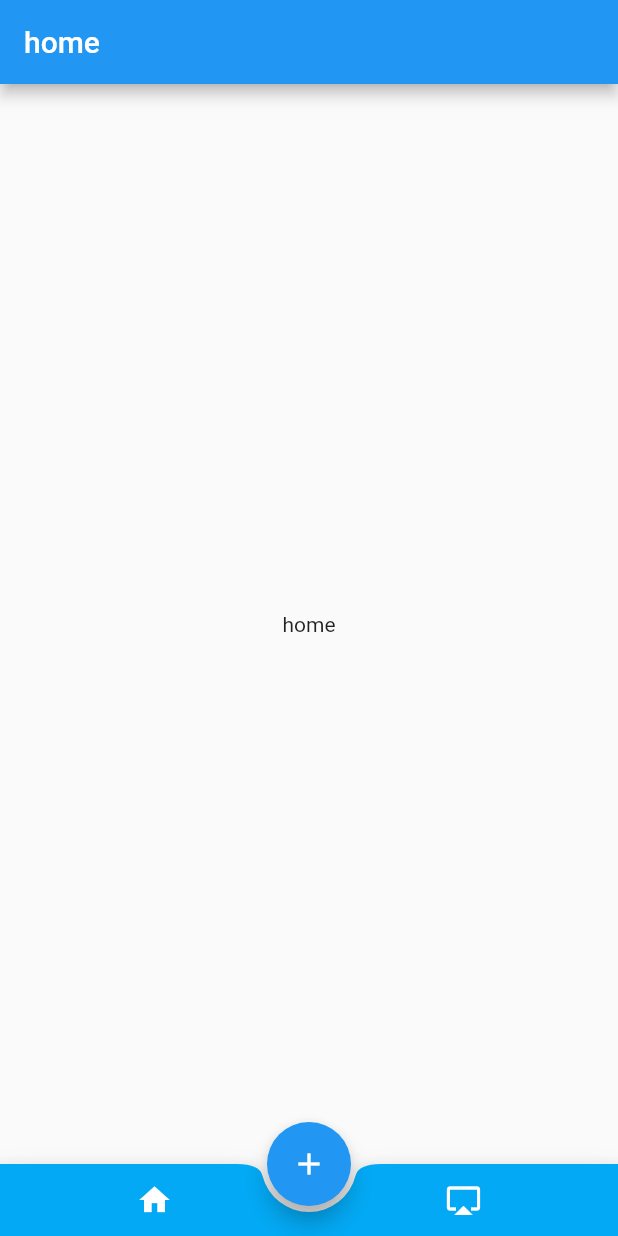
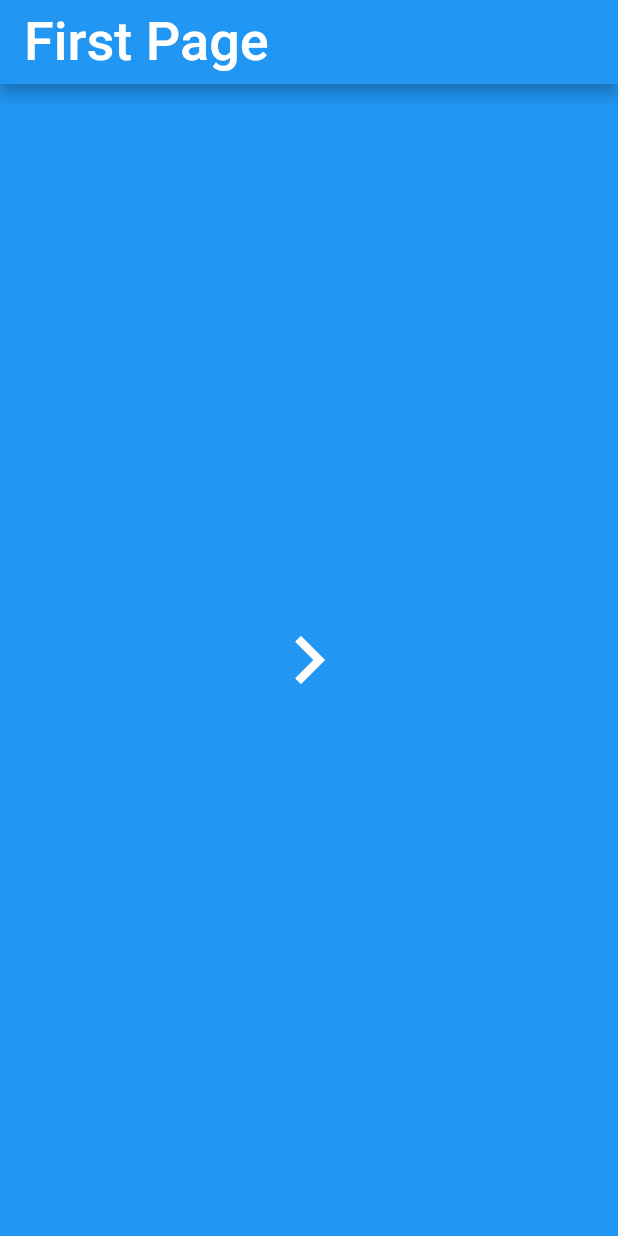
Before and after one commit to starlikerain/flutter_Demos, a Flutter app: the screen it shows after launch, on a phone screen of 412 x 824 dp. Run offline on Flutter 3.47's test engine with Material 2 defaults, Android fonts, the phone set to English and light mode, and no system bars.

Commit message:
APP 路由配置的方法snippet

```diff
--- a/lib/bottomAppBarDemo.dart
+++ /dev/null
@@ -1,86 +0,0 @@
-import 'package:flutter/material.dart';
-import 'each_view.dart';
-
-class BottomAppBarDemo extends StatefulWidget {
-  @override
-  _BottomAppBarDemoState createState() => _BottomAppBarDemoState();
-}
-
-class _BottomAppBarDemoState extends State<BottomAppBarDemo> {
-  List<Widget> _eachView = List();
-
-  int _index = 0;
-
-  @override
-  void initState() {
-    _eachView..add(EachView('home'))..add(EachView('page'));
-    super.initState();
-  }
-
-  @override
-  Widget build(BuildContext context) {
-    return Scaffold(
-      body: _eachView[_index],
-      floatingActionButtonLocation: FloatingActionButtonLocation.centerDocked,
-      floatingActionButton: FloatingActionButton(
-        onPressed: () {
-          Navigator.of(context)
-              .push(MaterialPageRoute(builder: (BuildContext context) {
-            return EachView('new page');
-          }));
-        },
-        tooltip: '按钮提示',
-        child: Icon(
-          Icons.add,
-          color: Colors.white,
-        ),
-      ),
-      bottomNavigationBar: BottomAppBar(
-        color: Colors.lightBlue,
-        shape: CircularNotchedRectangle(),
-        child: Row(
-          mainAxisSize: MainAxisSize.max,
-          mainAxisAlignment: MainAxisAlignment.spaceAround,
-          children: <Widget>[
-            IconButton(
-              icon: Icon(Icons.home),
-              color: Colors.white,
-              onPressed: () {
-                setState(() {
-                  _index = 0;
-                });
-              },
-            ),
-//            IconButton(
-//              icon: Icon(Icons.file_download),
-//              color: Colors.white,
-//              onPressed: () {
-//                setState(() {
-//                  _index = 1;
-//                });
-//              },
-//            ),
-//            IconButton(
-//              icon: Icon(Icons.file_download),
-//              color: Colors.white,
-//              onPressed: () {
-//                setState(() {
-//                  _index = 1;
-//                });
-//              },
-//            ),
-            IconButton(
-              icon: Icon(Icons.airplay),
-              color: Colors.white,
-              onPressed: () {
-                setState(() {
-                  _index = 1;
-                });
-              },
-            ),
-          ],
-        ),
-      ),
-    );
-  }
-}
--- /dev/null
+++ b/lib/custom_route.dart
@@ -0,0 +1,18 @@
+import 'package:flutter/material.dart';
+
+class CustomRoute extends PageRouteBuilder {
+  final Widget widget;
+
+  CustomRoute(this.widget)
+      : super(
+            transitionDuration: Duration(seconds: 1), //    因为现在是在做一个路由，接收前面过来的 widget，所以需要自定义一下。
+            pageBuilder: (BuildContext context, Animation<double> animation1, Animation<double> animation2) {
+              return widget;
+            },
+            transitionsBuilder: (BuildContext context, Animation<double> animation1, Animation<double> animation2, Widget child) {
+              return FadeTransition(
+                opacity: Tween(begin: 0.0, end: 1.0).animate(CurvedAnimation(parent: animation1, curve: Curves.bounceIn)),
+                child: child,
+              );
+            });
+}
--- a/lib/each_view.dart
+++ /dev/null
@@ -1,20 +0,0 @@
-import 'package:flutter/material.dart';
-
-class EachView extends StatefulWidget {
-  String _title;
-
-  EachView(this._title);
-
-  @override
-  _EachViewState createState() => _EachViewState();
-}
-
-class _EachViewState extends State<EachView> {
-  @override
-  Widget build(BuildContext context) {
-    return Scaffold(
-      appBar: AppBar(title: Text(widget._title)),
-      body: Center(child: Text(widget._title)),
-    );
-  }
-}
--- a/lib/main.dart
+++ b/lib/main.dart
@@ -1,5 +1,5 @@
 import 'package:flutter/material.dart';
-import 'bottomAppBarDemo.dart';
+import 'pages.dart';
 
 void main() {
   runApp(MyApp());
@@ -11,7 +11,7 @@ class MyApp extends StatelessWidget {
     return MaterialApp(
       title: 'flutter DIY theme',
       theme: ThemeData(primarySwatch: Colors.blue),
-      home: BottomAppBarDemo(),
+      home: FirstPage(),
     );
   }
 }
--- /dev/null
+++ b/lib/pages.dart
@@ -0,0 +1,55 @@
+import 'package:flutter/material.dart';
+import 'custom_route.dart';
+
+class FirstPage extends StatelessWidget {
+  @override
+  Widget build(BuildContext context) {
+    return Scaffold(
+      backgroundColor: Colors.blue,
+      appBar: AppBar(
+        title: Text('First Page', style: TextStyle(fontSize: 36.0)),
+        elevation: 4.0,
+      ),
+      body: Center(
+        child: MaterialButton(
+          child: Icon(
+            Icons.navigate_next,
+            color: Colors.white,
+            size: 64.0,
+          ),
+          onPressed: () {
+            Navigator.of(context).push(CustomRoute(SecondPage()));
+          },
+        ),
+      ),
+    );
+  }
+}
+
+//  leading: Container(),
+// 也能让屏幕顶部导航栏，文字居中
+class SecondPage extends StatelessWidget {
+  @override
+  Widget build(BuildContext context) {
+    return Scaffold(
+      appBar: AppBar(
+        title: Text('Second page', style: TextStyle(fontSize: 36.0)),
+        backgroundColor: Colors.deepOrange,
+        centerTitle: true,
+        elevation: 4.0,
+      ),
+      body: Center(
+        child: MaterialButton(
+          child: Icon(
+            Icons.navigate_before,
+            color: Colors.orange,
+            size: 64.0,
+          ),
+          onPressed: () {
+            Navigator.of(context).pop();
+          },
+        ),
+      ),
+    );
+  }
+}
```
